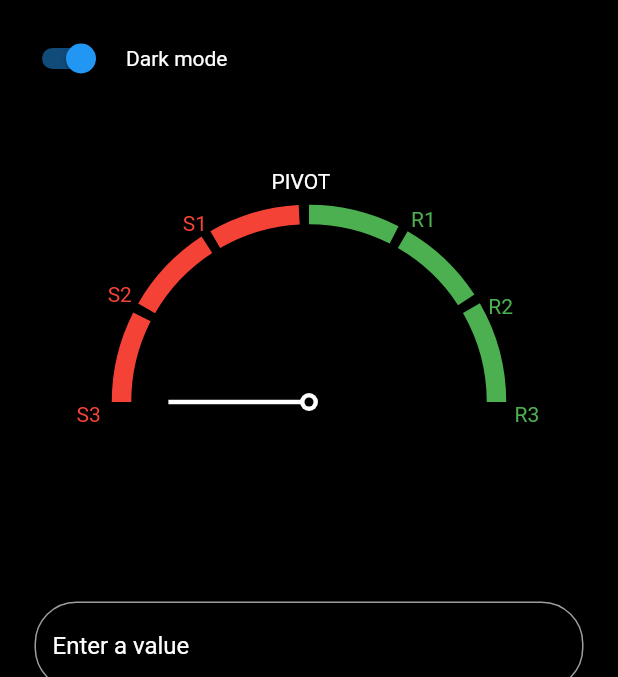
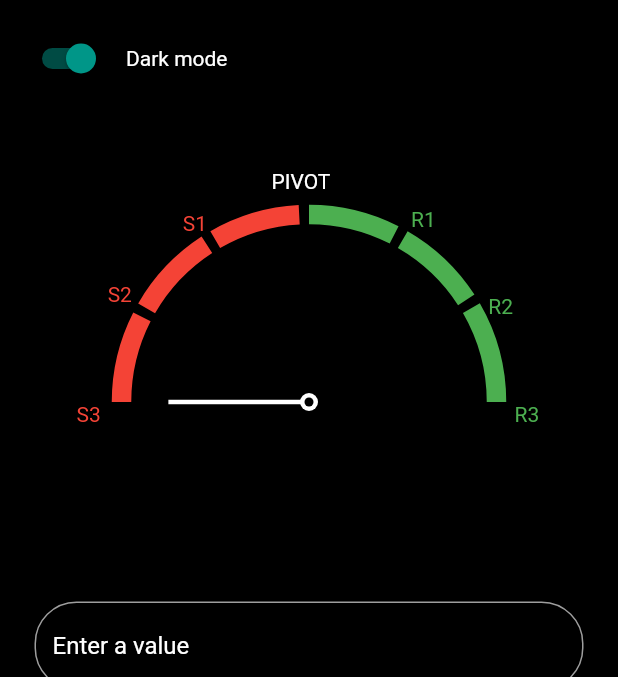
Before and after one commit to newallJemuelD/task7_feedback_fixes, a Flutter app: the screen it shows after launch, after a tap on "Go!", on a phone screen of 412 x 824 dp, the part 84-761 px from its top. Run offline on Flutter 3.47's test engine with Material 2 defaults, Android fonts, the light colour scheme and no system bars; our stand-ins replace flutter_bloc.

Commit message:
bloc code optimisation

```diff
--- a/lib/bloc/logic_bloc.dart
+++ /dev/null
@@ -1,23 +0,0 @@
-import 'package:flutter/material.dart';
-import 'package:flutter_bloc/flutter_bloc.dart';
-
-import '../app_theme.dart';
-import 'event.dart';
-import 'state.dart';
-
-class LogicBloc extends Bloc<SpeedOMeterEvent, SpeedOMeterState> {
-  dynamic value;
-
-  LogicBloc({required this.value}) : super(ResultState(value: 0)) {
-    on<SpeedOMeterEvent>((event, emit) {
-      if (event is ClickEvent) {
-        emit(ResultState(value: event.eventValue));
-      }
-      if (event is ThemeChangeEvent) {
-        ThemeData themeMode =
-            event.themeChange ? AppTheme.darkTheme : AppTheme.lightTheme;
-        emit(ThemeState(themeChange: event.themeChange, themeData: themeMode));
-      }
-    });
-  }
-}
--- /dev/null
+++ b/lib/bloc/speedometer_bloc/speedometer_bloc.dart
@@ -0,0 +1,16 @@
+import 'package:flutter_bloc/flutter_bloc.dart';
+
+import 'speedometer_event.dart';
+import 'speedometer_state.dart';
+
+class SpeedOMeterBloc extends Bloc<SpeedOMeterEvent, SpeedOMeterState> {
+  dynamic value;
+
+  SpeedOMeterBloc({required this.value}) : super(ResultState(value: 0)) {
+    on<SpeedOMeterEvent>((event, emit) {
+      if (event is ClickEvent) {
+        emit(ResultState(value: event.eventValue));
+      }
+    });
+  }
+}
--- a/lib/bloc/event.dart
+++ b/lib/bloc/speedometer_bloc/speedometer_event.dart
@@ -5,9 +5,3 @@ class ClickEvent extends SpeedOMeterEvent {
 
   ClickEvent(this.eventValue);
 }
-
-class ThemeChangeEvent extends SpeedOMeterEvent {
-  bool themeChange;
-
-  ThemeChangeEvent(this.themeChange);
-}
--- /dev/null
+++ b/lib/bloc/speedometer_bloc/speedometer_state.dart
@@ -0,0 +1,7 @@
+abstract class SpeedOMeterState {}
+
+class ResultState extends SpeedOMeterState {
+  dynamic value;
+
+  ResultState({required this.value});
+}
--- a/lib/bloc/state.dart
+++ /dev/null
@@ -1,19 +0,0 @@
-import 'package:flutter/material.dart';
-
-abstract class SpeedOMeterState {}
-
-class ResultState extends SpeedOMeterState {
-  dynamic value;
-
-  ResultState({required this.value});
-}
-
-class ThemeState extends SpeedOMeterState {
-  bool themeChange;
-  ThemeData themeData;
-
-  ThemeState({
-    required this.themeChange,
-    required this.themeData,
-  });
-}
--- /dev/null
+++ b/lib/bloc/theme_bloc/theme_bloc.dart
@@ -0,0 +1,19 @@
+import 'package:flutter/material.dart';
+import 'package:flutter_bloc/flutter_bloc.dart';
+import 'package:speedometer/app_theme.dart';
+
+import 'package:speedometer/bloc/theme_bloc/theme_event.dart';
+import 'package:speedometer/bloc/theme_bloc/theme_state.dart';
+
+class ThemeBloc extends Bloc<ThemeEvent, ThemeState> {
+  ThemeBloc() : super(ThemeState()) {
+    on<ThemeEvent>((event, emit) {
+      if (event is ThemeChangedEvent) {
+        ThemeData themeMode =
+            event.themeChange ? AppTheme.darkTheme : AppTheme.lightTheme;
+        emit(ThemeChangeState(
+            themeChange: event.themeChange, themeData: themeMode));
+      }
+    });
+  }
+}
--- /dev/null
+++ b/lib/bloc/theme_bloc/theme_event.dart
@@ -0,0 +1,7 @@
+abstract class ThemeEvent {}
+
+class ThemeChangedEvent extends ThemeEvent {
+  bool themeChange;
+
+  ThemeChangedEvent(this.themeChange);
+}
--- /dev/null
+++ b/lib/bloc/theme_bloc/theme_state.dart
@@ -0,0 +1,13 @@
+import 'package:flutter/material.dart';
+
+class ThemeState {}
+
+class ThemeChangeState extends ThemeState {
+  bool themeChange;
+  ThemeData themeData;
+
+  ThemeChangeState({
+    required this.themeChange,
+    required this.themeData,
+  });
+}
--- a/lib/main.dart
+++ b/lib/main.dart
@@ -1,16 +1,24 @@
 import 'package:flutter/material.dart';
 import 'package:flutter_bloc/flutter_bloc.dart';
+
 import 'package:speedometer/app_theme.dart';
-import 'package:speedometer/bloc/event.dart';
-import 'package:speedometer/bloc/logic_bloc.dart';
-import 'package:speedometer/bloc/state.dart';
-
+import 'package:speedometer/bloc/speedometer_bloc/speedometer_bloc.dart';
+import 'package:speedometer/bloc/theme_bloc/theme_bloc.dart';
+import 'package:speedometer/bloc/theme_bloc/theme_event.dart';
+import 'package:speedometer/bloc/theme_bloc/theme_state.dart';
 import 'speedometer/home_page.dart';
 
 void main() {
-  runApp(BlocProvider(
-    create: (context) => LogicBloc(value: 0),
-    child: MyApp(),
+  runApp(MultiBlocProvider(
+    providers: [
+      BlocProvider(
+        create: (context) => ThemeBloc(),
+      ),
+      BlocProvider(
+        create: (context) => SpeedOMeterBloc(value: 0),
+      )
+    ],
+    child: const MyApp(),
   ));
 }
 
@@ -22,22 +30,22 @@ class MyApp extends StatefulWidget {
 }
 
 class _MyAppState extends State<MyApp> {
-  LogicBloc? _bloc;
+  ThemeBloc? _bloc;
 
   @override
   void initState() {
-    _bloc = BlocProvider.of<LogicBloc>(context);
-    _bloc!.add(ThemeChangeEvent(true));
+    _bloc = BlocProvider.of<ThemeBloc>(context);
+    _bloc!.add(ThemeChangedEvent(true));
     super.initState();
   }
 
   @override
   Widget build(BuildContext context) {
     return BlocProvider(
-      create: (context) => LogicBloc(value: 0),
-      child: BlocBuilder<LogicBloc, SpeedOMeterState>(
+      create: (context) => ThemeBloc(),
+      child: BlocBuilder<ThemeBloc, ThemeState>(
         builder: (context, state) {
-          if (state is ThemeState) {
+          if (state is ThemeChangeState) {
             return buildWithTheme(state.themeData);
           }
           return buildWithTheme(AppTheme.darkTheme);
--- a/lib/speedometer/home_page.dart
+++ b/lib/speedometer/home_page.dart
@@ -1,11 +1,16 @@
 import 'package:flutter/material.dart';
 import 'package:flutter/services.dart';
 import 'package:flutter_bloc/flutter_bloc.dart';
+
 import 'package:speedometer/speedometer/speedometer.dart';
 
-import '../bloc/event.dart';
-import '../bloc/logic_bloc.dart';
-import '../bloc/state.dart';
+import 'package:speedometer/bloc/theme_bloc/theme_bloc.dart';
+import 'package:speedometer/bloc/theme_bloc/theme_event.dart';
+import 'package:speedometer/bloc/theme_bloc/theme_state.dart';
+
+import 'package:speedometer/bloc/speedometer_bloc/speedometer_bloc.dart';
+import 'package:speedometer/bloc/speedometer_bloc/speedometer_event.dart';
+import 'package:speedometer/bloc/speedometer_bloc/speedometer_state.dart';
 
 class HomePage extends StatefulWidget {
   const HomePage({super.key});
@@ -35,24 +40,26 @@ class _MainScreenState extends State<HomePage> {
             children: [
               Row(
                 children: [
-                  BlocBuilder<LogicBloc, SpeedOMeterState>(
+                  BlocBuilder<ThemeBloc, ThemeState>(
                     builder: (context, state) {
-                      if (state is ThemeState) {
+                      if (state is ThemeChangeState) {
                         return Switch.adaptive(
+                          activeColor: Theme.of(context).cardTheme.color,
                           value: state.themeChange,
                           onChanged: (value) {
                             context
-                                .read<LogicBloc>()
-                                .add((ThemeChangeEvent(value)));
+                                .read<ThemeBloc>()
+                                .add((ThemeChangedEvent(value)));
                           },
                         );
                       } else {
                         return Switch.adaptive(
+                          activeColor: Theme.of(context).cardTheme.color,
                           value: true,
                           onChanged: (value) {
                             context
-                                .read<LogicBloc>()
-                                .add((ThemeChangeEvent(value)));
+                                .read<ThemeBloc>()
+                                .add((ThemeChangedEvent(value)));
                           },
                         );
                       }
@@ -75,7 +82,7 @@ class _MainScreenState extends State<HomePage> {
                   mainAxisAlignment: MainAxisAlignment.center,
                   children: [
                     Center(
-                      child: BlocBuilder<LogicBloc, SpeedOMeterState>(
+                      child: BlocBuilder<SpeedOMeterBloc, SpeedOMeterState>(
                           builder: (context, state) {
                         if (state is ResultState) {
                           inputValue = state.value.toString();
@@ -132,7 +139,7 @@ class _MainScreenState extends State<HomePage> {
                   InkWell(
                     onTap: () {
                       context
-                          .read<LogicBloc>()
+                          .read<SpeedOMeterBloc>()
                           .add((ClickEvent(double.parse(inputValue ?? '0.0'))));
                       SystemChannels.textInput.invokeMethod('TextInput.hide');
                     },
```
